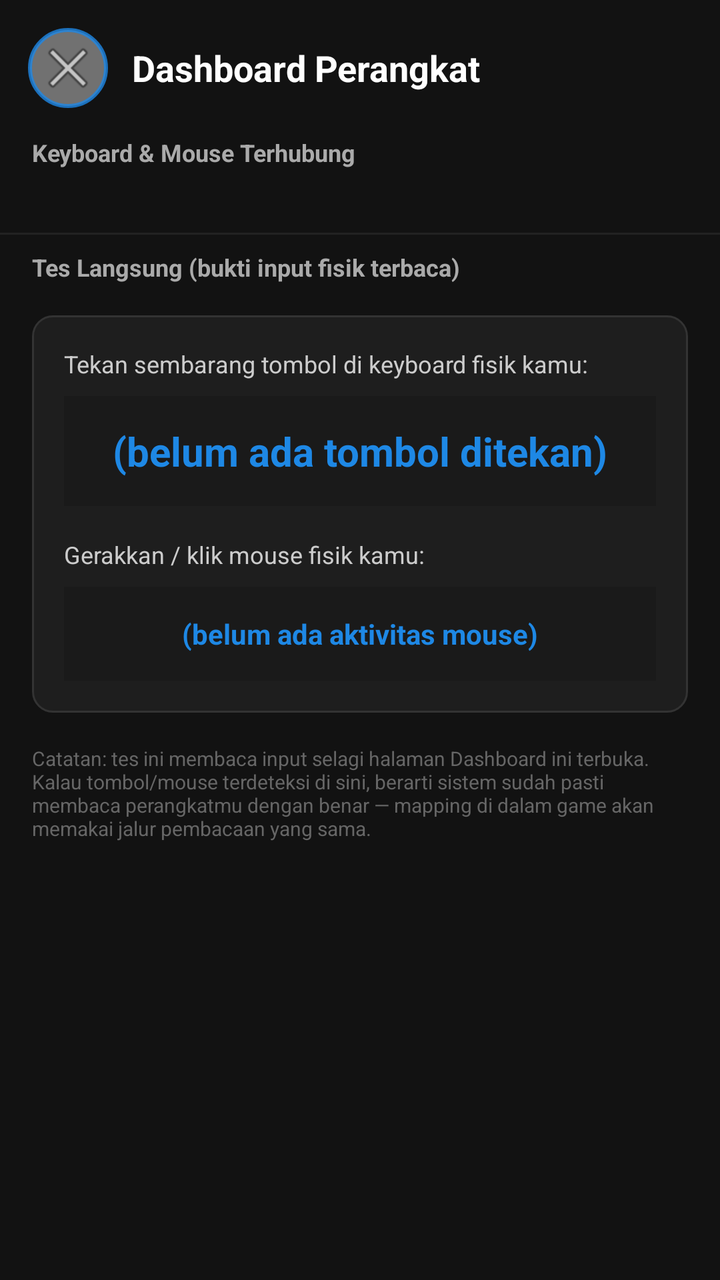
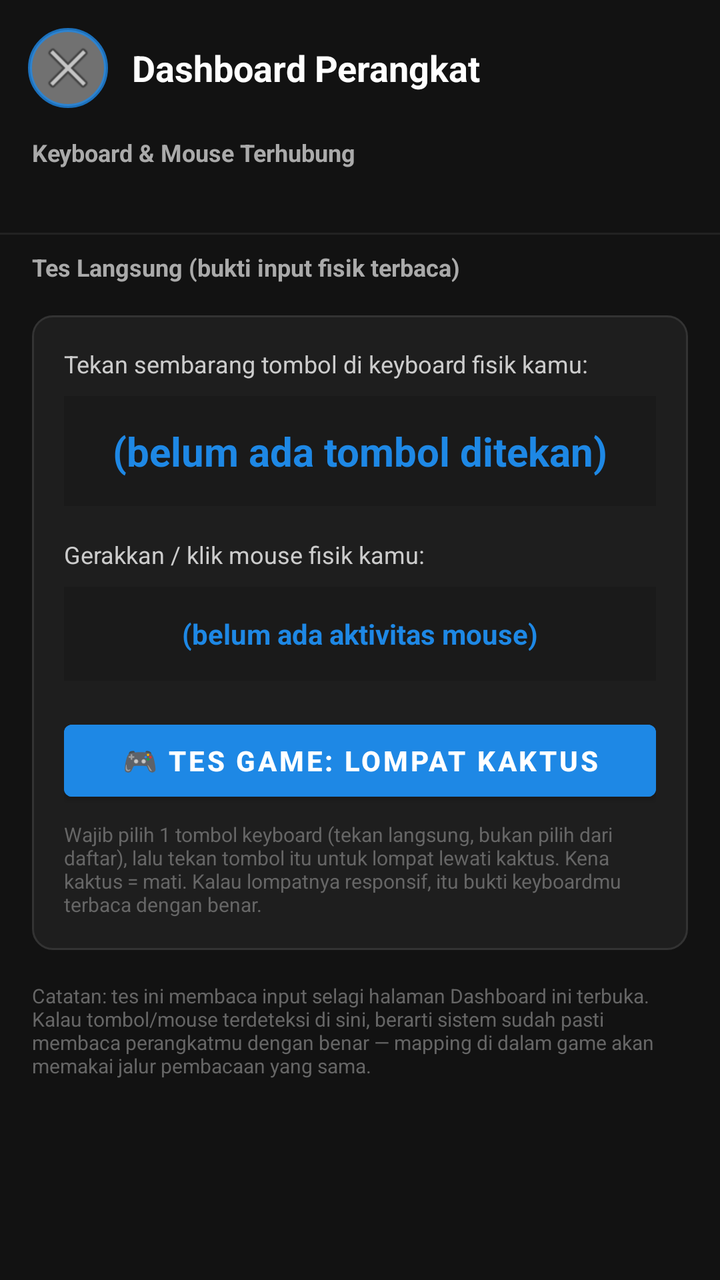

Screens rendered from an Android XML layout before and after an edit, with the pre-edit source and the edit as a unified diff.
<!-- AndroidManifest.xml: application theme Theme.Mobibawah -->
<!-- res/layout/activity_dashboard.xml -->
<?xml version="1.0" encoding="utf-8"?>
<ScrollView xmlns:android="http://schemas.android.com/apk/res/android"
    android:layout_width="match_parent"
    android:layout_height="match_parent"
    android:background="@color/bg"
    android:fillViewport="true">

    <LinearLayout
        android:layout_width="match_parent"
        android:layout_height="wrap_content"
        android:orientation="vertical">

        <LinearLayout
            android:layout_width="match_parent"
            android:layout_height="wrap_content"
            android:orientation="horizontal"
            android:gravity="center_vertical"
            android:padding="14dp">

            <ImageButton
                android:id="@+id/btnBackDashboard"
                android:layout_width="40dp"
                android:layout_height="40dp"
                android:background="@drawable/shape_overlay_button"
                android:contentDescription="Kembali"
                android:src="@android:drawable/ic_menu_close_clear_cancel" />

            <TextView
                android:layout_width="0dp"
                android:layout_height="wrap_content"
                android:layout_weight="1"
                android:layout_marginStart="12dp"
                android:text="Dashboard Perangkat"
                android:textColor="@color/text_light"
                android:textSize="18sp"
                android:textStyle="bold" />
        </LinearLayout>

        
        <TextView
            android:layout_width="match_parent"
            android:layout_height="wrap_content"
            android:paddingHorizontal="16dp"
            android:text="Keyboard &amp; Mouse Terhubung"
            android:textColor="#AAAAAA"
            android:textSize="12sp"
            android:textStyle="bold" />

        <LinearLayout
            android:id="@+id/listPerangkat"
            android:layout_width="match_parent"
            android:layout_height="wrap_content"
            android:orientation="vertical"
            android:padding="12dp" />

        <View
            android:layout_width="match_parent"
            android:layout_height="1dp"
            android:layout_marginVertical="8dp"
            android:background="#222222" />

        
        <TextView
            android:layout_width="match_parent"
            android:layout_height="wrap_content"
            android:paddingHorizontal="16dp"
            android:text="Tes Langsung (bukti input fisik terbaca)"
            android:textColor="#AAAAAA"
            android:textSize="12sp"
            android:textStyle="bold" />

        <LinearLayout
            android:layout_width="match_parent"
            android:layout_height="wrap_content"
            android:orientation="vertical"
            android:background="@drawable/bg_input_field"
            android:layout_margin="16dp"
            android:padding="16dp">

            <TextView
                android:layout_width="match_parent"
                android:layout_height="wrap_content"
                android:text="Tekan sembarang tombol di keyboard fisik kamu:"
                android:textColor="#CCCCCC"
                android:textSize="12sp" />

            <TextView
                android:id="@+id/txtLastKey"
                android:layout_width="match_parent"
                android:layout_height="wrap_content"
                android:layout_marginTop="8dp"
                android:gravity="center"
                android:padding="14dp"
                android:background="#1A1A1A"
                android:text="(belum ada tombol ditekan)"
                android:textColor="@color/primary"
                android:textSize="20sp"
                android:textStyle="bold" />

            <TextView
                android:layout_width="match_parent"
                android:layout_height="wrap_content"
                android:layout_marginTop="16dp"
                android:text="Gerakkan / klik mouse fisik kamu:"
                android:textColor="#CCCCCC"
                android:textSize="12sp" />

            <TextView
                android:id="@+id/txtMouseStatus"
                android:layout_width="match_parent"
                android:layout_height="wrap_content"
                android:layout_marginTop="8dp"
                android:gravity="center"
                android:padding="14dp"
                android:background="#1A1A1A"
                android:text="(belum ada aktivitas mouse)"
                android:textColor="@color/primary"
                android:textSize="14sp"
                android:textStyle="bold" />
        </LinearLayout>

        <TextView
            android:layout_width="match_parent"
            android:layout_height="wrap_content"
            android:paddingHorizontal="16dp"
            android:paddingBottom="16dp"
            android:text="Catatan: tes ini membaca input selagi halaman Dashboard ini terbuka. Kalau tombol/mouse terdeteksi di sini, berarti sistem sudah pasti membaca perangkatmu dengan benar — mapping di dalam game akan memakai jalur pembacaan yang sama."
            android:textColor="#666666"
            android:textSize="10sp" />
    </LinearLayout>
</ScrollView>
<!-- resources referenced by this layout -->
<resources>
  <color name="bg">#121212</color>
  <color name="primary">#1E88E5</color>
  <color name="text_light">#FFFFFF</color>
  <!-- drawable bg_input_field (drawable) -->
  <?xml version="1.0" encoding="utf-8"?>
  <shape xmlns:android="http://schemas.android.com/apk/res/android" android:shape="rectangle">
      <corners android:radius="10dp"/>
      <solid android:color="@color/surface" />
      <stroke android:width="1dp" android:color="#333333" />
  </shape>
  <!-- drawable shape_overlay_button (drawable) -->
  <?xml version="1.0" encoding="utf-8"?>
  <shape xmlns:android="http://schemas.android.com/apk/res/android" android:shape="oval">
      <solid android:color="@color/btn_overlay_fill" />
      <stroke android:width="2dp" android:color="@color/btn_overlay_border" />
  </shape>
  <style name="Theme.Mobibawah" parent="Theme.MaterialComponents.DayNight.NoActionBar">
          <item name="colorPrimary">@color/primary</item>
          <item name="colorPrimaryDark">@color/primary_dark</item>
          <item name="colorAccent">@color/accent</item>
          <item name="android:windowBackground">@color/bg</item>
      </style>
  <color name="surface">#1E1E1E</color>
  <color name="btn_overlay_fill">#66FFFFFF</color>
  <color name="btn_overlay_border">#CC1E88E5</color>
  <color name="primary_dark">#1565C0</color>
  <color name="accent">#FF5722</color>
</resources>

<!-- the commit's change to res/layout/activity_dashboard.xml (unified diff, before → after) -->
@@ -117,6 +117,24 @@
                 android:textColor="@color/primary"
                 android:textSize="14sp"
                 android:textStyle="bold" />
+
+            <Button
+                android:id="@+id/btnTesGame"
+                android:layout_width="match_parent"
+                android:layout_height="wrap_content"
+                android:layout_marginTop="16dp"
+                android:backgroundTint="@color/primary"
+                android:textColor="@color/text_light"
+                android:textStyle="bold"
+                android:text="🎮 Tes Game: Lompat Kaktus" />
+
+            <TextView
+                android:layout_width="match_parent"
+                android:layout_height="wrap_content"
+                android:layout_marginTop="6dp"
+                android:text="Wajib pilih 1 tombol keyboard (tekan langsung, bukan pilih dari daftar), lalu tekan tombol itu untuk lompat lewati kaktus. Kena kaktus = mati. Kalau lompatnya responsif, itu bukti keyboardmu terbaca dengan benar."
+                android:textColor="#666666"
+                android:textSize="10sp" />
         </LinearLayout>
 
         <TextView
